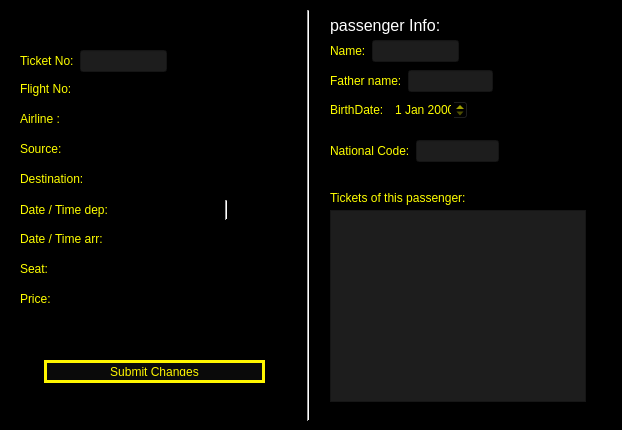
The window that MyProj/ticketpage.ui (shahabbadihi/airport_managementt) describes before a commit, drawn with Qt 5.
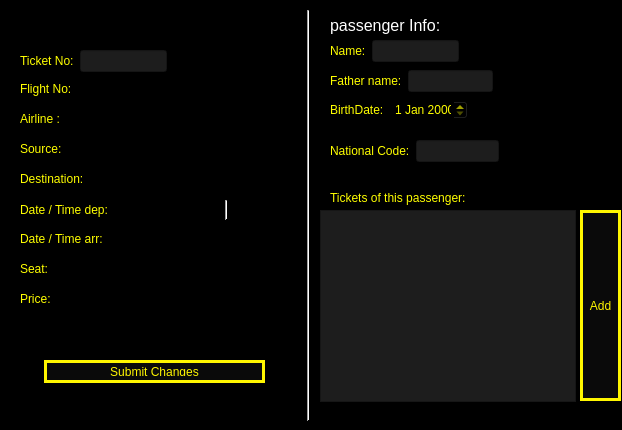
The same window after the commit.

Diff of the .ui file:
```diff
--- a/MyProj/ticketpage.ui
+++ b/MyProj/ticketpage.ui
@@ -102,7 +102,7 @@
   <widget class="QListView" name="listView">
    <property name="geometry">
     <rect>
-     <x>330</x>
+     <x>320</x>
      <y>210</y>
      <width>256</width>
      <height>192</height>
@@ -518,6 +518,19 @@
     </item>
    </layout>
   </widget>
+  <widget class="QPushButton" name="pushButton_2">
+   <property name="geometry">
+    <rect>
+     <x>580</x>
+     <y>210</y>
+     <width>41</width>
+     <height>191</height>
+    </rect>
+   </property>
+   <property name="text">
+    <string>Add</string>
+   </property>
+  </widget>
  </widget>
  <resources/>
  <connections/>
```
